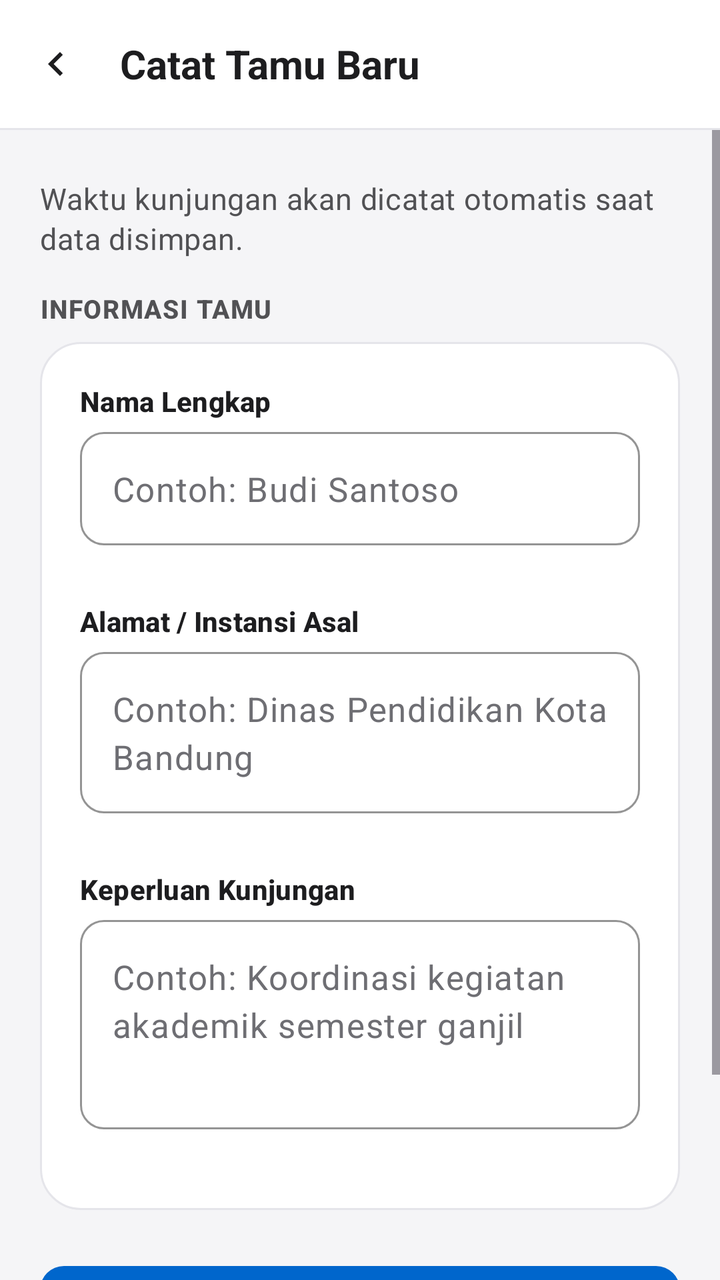
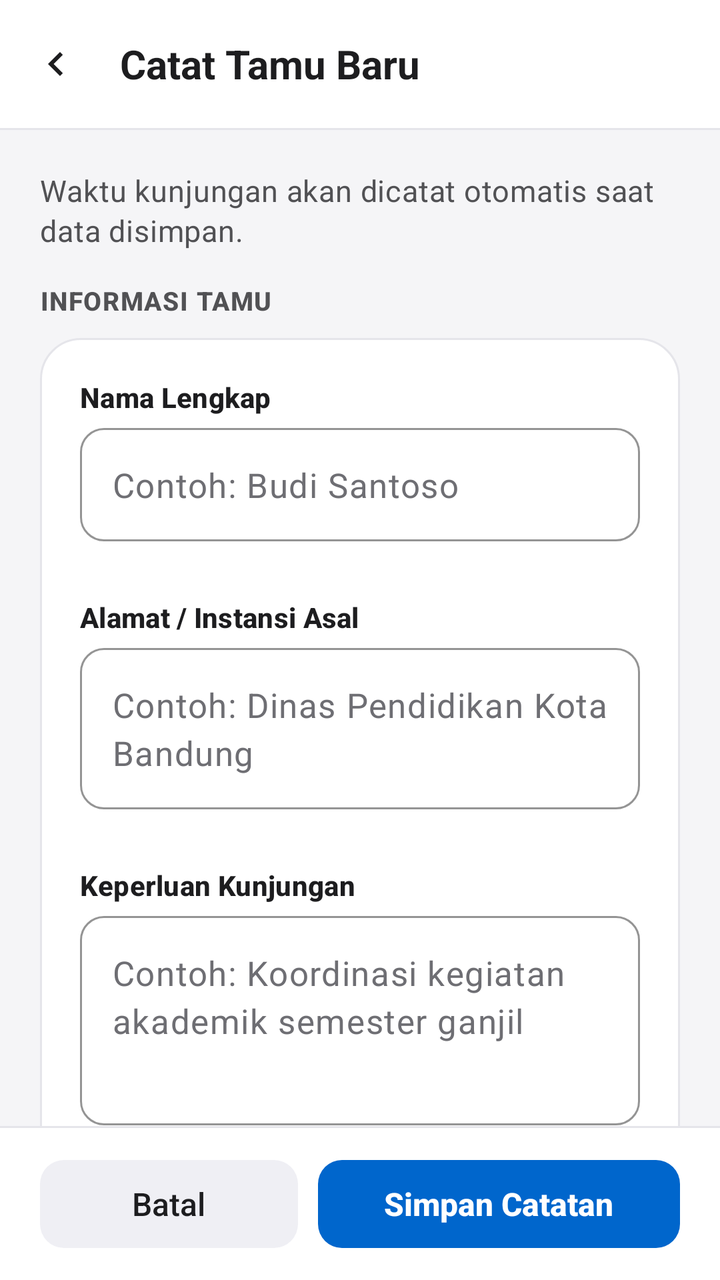

Compare the two renders of this Android layout. The source of the first and the diff that turns it into the second are given below.
<!-- AndroidManifest.xml: application theme Theme.BukuTamuDigital -->
<!-- res/layout/activity_guest_form.xml -->
<?xml version="1.0" encoding="utf-8"?>
<androidx.constraintlayout.widget.ConstraintLayout xmlns:android="http://schemas.android.com/apk/res/android"
    xmlns:app="http://schemas.android.com/apk/res-auto"
    android:layout_width="match_parent"
    android:layout_height="match_parent"
    android:background="@color/bg_canvas">

    
    <com.google.android.material.appbar.MaterialToolbar
        android:id="@+id/toolbar"
        android:layout_width="0dp"
        android:layout_height="?attr/actionBarSize"
        android:background="@color/bg_surface"
        app:layout_constraintEnd_toEndOf="parent"
        app:layout_constraintStart_toStartOf="parent"
        app:layout_constraintTop_toTopOf="parent"
        app:navigationIcon="@drawable/ic_arrow_back"
        app:title="@string/title_add_guest"
        app:titleTextAppearance="@style/TextAppearance.BukuTamu.Title"
        app:titleTextColor="@color/text_primary" />

    <View
        android:id="@+id/toolbarDivider"
        android:layout_width="0dp"
        android:layout_height="@dimen/hairline_stroke"
        android:background="@color/surface_separator"
        app:layout_constraintEnd_toEndOf="parent"
        app:layout_constraintStart_toStartOf="parent"
        app:layout_constraintTop_toBottomOf="@id/toolbar" />

    <ScrollView
        android:layout_width="0dp"
        android:layout_height="0dp"
        android:fillViewport="true"
        app:layout_constraintBottom_toBottomOf="parent"
        app:layout_constraintEnd_toEndOf="parent"
        app:layout_constraintStart_toStartOf="parent"
        app:layout_constraintTop_toBottomOf="@id/toolbarDivider">

        <androidx.constraintlayout.widget.ConstraintLayout
            android:layout_width="match_parent"
            android:layout_height="wrap_content"
            android:paddingHorizontal="@dimen/page_horizontal_padding"
            android:paddingVertical="@dimen/page_vertical_padding">

            <LinearLayout
                android:id="@+id/containerFormContent"
                android:layout_width="0dp"
                android:layout_height="wrap_content"
                android:orientation="vertical"
                app:layout_constraintEnd_toEndOf="parent"
                app:layout_constraintStart_toStartOf="parent"
                app:layout_constraintTop_toTopOf="parent"
                app:layout_constraintWidth_max="@dimen/content_max_width">

                <TextView
                    android:id="@+id/tvFormSubtitle"
                    style="@style/TextAppearance.BukuTamu.BodySecondary"
                    android:layout_width="match_parent"
                    android:layout_height="wrap_content"
                    android:layout_marginBottom="@dimen/space_4"
                    android:text="@string/subtitle_form_add" />

                
                <LinearLayout
                    android:id="@+id/layoutVisitTimeBanner"
                    android:layout_width="match_parent"
                    android:layout_height="wrap_content"
                    android:layout_marginBottom="@dimen/space_4"
                    android:background="@drawable/bg_banner_info"
                    android:gravity="center_vertical"
                    android:orientation="horizontal"
                    android:padding="12dp"
                    android:visibility="gone">

                    <ImageView
                        android:layout_width="16dp"
                        android:layout_height="16dp"
                        android:importantForAccessibility="no"
                        android:src="@drawable/ic_clock" />

                    <TextView
                        android:id="@+id/tvVisitTimeInfo"
                        android:layout_width="0dp"
                        android:layout_height="wrap_content"
                        android:layout_marginStart="8dp"
                        android:layout_weight="1"
                        android:fontFamily="sans-serif-medium"
                        android:textColor="@color/accent_text"
                        android:textSize="13sp"
                        android:textStyle="bold" />
                </LinearLayout>

                
                <LinearLayout
                    android:id="@+id/layoutFormErrorBanner"
                    android:layout_width="match_parent"
                    android:layout_height="wrap_content"
                    android:layout_marginBottom="@dimen/space_4"
                    android:background="@drawable/bg_banner_danger"
                    android:gravity="center_vertical"
                    android:orientation="horizontal"
                    android:padding="12dp"
                    android:visibility="gone">

                    <ImageView
                        android:layout_width="18dp"
                        android:layout_height="18dp"
                        android:importantForAccessibility="no"
                        android:src="@drawable/ic_info" />

                    <TextView
                        android:id="@+id/tvFormError"
                        android:layout_width="0dp"
                        android:layout_height="wrap_content"
                        android:layout_marginStart="10dp"
                        android:layout_weight="1"
                        android:textColor="@color/semantic_danger"
                        android:textSize="14sp" />
                </LinearLayout>

                <TextView
                    style="@style/TextAppearance.BukuTamu.SectionHeader"
                    android:layout_width="match_parent"
                    android:layout_height="wrap_content"
                    android:layout_marginBottom="@dimen/space_2"
                    android:text="@string/section_guest_identity" />

                
                <LinearLayout
                    android:id="@+id/panelGuestForm"
                    android:layout_width="match_parent"
                    android:layout_height="wrap_content"
                    android:background="@drawable/bg_grouped_panel"
                    android:orientation="vertical"
                    android:padding="@dimen/panel_inner_padding">

                    
                    <TextView
                        android:id="@+id/tvLabelNama"
                        style="@style/TextAppearance.BukuTamu.FieldLabel"
                        android:layout_width="match_parent"
                        android:layout_height="wrap_content"
                        android:labelFor="@id/etNama"
                        android:text="@string/label_guest_name" />

                    <com.google.android.material.textfield.TextInputLayout
                        android:id="@+id/tilNama"
                        style="@style/Widget.BukuTamu.TextInputLayout"
                        android:layout_width="match_parent"
                        android:layout_height="wrap_content"
                        android:layout_marginTop="6dp"
                        app:errorEnabled="true">

                        <com.google.android.material.textfield.TextInputEditText
                            android:id="@+id/etNama"
                            style="@style/TextAppearance.BukuTamu.BodyPrimary"
                            android:layout_width="match_parent"
                            android:layout_height="wrap_content"
                            android:hint="@string/placeholder_guest_name"
                            android:imeOptions="actionNext"
                            android:inputType="textPersonName|textCapWords"
                            android:maxLines="2"
                            android:minHeight="@dimen/touch_target_min"
                            android:textColorHint="@color/text_tertiary" />
                    </com.google.android.material.textfield.TextInputLayout>

                    
                    <TextView
                        android:id="@+id/tvLabelAlamat"
                        style="@style/TextAppearance.BukuTamu.FieldLabel"
                        android:layout_width="match_parent"
                        android:layout_height="wrap_content"
                        android:layout_marginTop="@dimen/space_2"
                        android:labelFor="@id/etAlamat"
                        android:text="@string/label_guest_address" />

                    <com.google.android.material.textfield.TextInputLayout
                        android:id="@+id/tilAlamat"
                        style="@style/Widget.BukuTamu.TextInputLayout"
                        android:layout_width="match_parent"
                        android:layout_height="wrap_content"
                        android:layout_marginTop="6dp"
                        app:errorEnabled="true">

                        <com.google.android.material.textfield.TextInputEditText
                            android:id="@+id/etAlamat"
                            style="@style/TextAppearance.BukuTamu.BodyPrimary"
                            android:layout_width="match_parent"
                            android:layout_height="wrap_content"
                            android:gravity="top|start"
                            android:hint="@string/placeholder_guest_address"
                            android:imeOptions="actionNext"
                            android:inputType="textPostalAddress|textMultiLine|textCapSentences"
                            android:maxLines="4"
                            android:minLines="2"
                            android:textColorHint="@color/text_tertiary" />
                    </com.google.android.material.textfield.TextInputLayout>

                    
                    <TextView
                        android:id="@+id/tvLabelKeperluan"
                        style="@style/TextAppearance.BukuTamu.FieldLabel"
                        android:layout_width="match_parent"
                        android:layout_height="wrap_content"
                        android:layout_marginTop="@dimen/space_2"
                        android:labelFor="@id/etKeperluan"
                        android:text="@string/label_guest_purpose" />

                    <com.google.android.material.textfield.TextInputLayout
                        android:id="@+id/tilKeperluan"
                        style="@style/Widget.BukuTamu.TextInputLayout"
                        android:layout_width="match_parent"
                        android:layout_height="wrap_content"
                        android:layout_marginTop="6dp"
                        app:errorEnabled="true">

                        <com.google.android.material.textfield.TextInputEditText
                            android:id="@+id/etKeperluan"
                            style="@style/TextAppearance.BukuTamu.BodyPrimary"
                            android:layout_width="match_parent"
                            android:layout_height="wrap_content"
                            android:gravity="top|start"
                            android:hint="@string/placeholder_guest_purpose"
                            android:imeOptions="actionDone"
                            android:inputType="textMultiLine|textCapSentences"
                            android:maxLines="5"
                            android:minLines="3"
                            android:textColorHint="@color/text_tertiary" />
                    </com.google.android.material.textfield.TextInputLayout>

                </LinearLayout>

                
                <com.google.android.material.button.MaterialButton
                    android:id="@+id/btnSave"
                    style="@style/Widget.BukuTamu.Button.Primary"
                    android:layout_width="match_parent"
                    android:layout_height="wrap_content"
                    android:layout_marginTop="@dimen/space_5"
                    android:text="@string/btn_save" />

                <com.google.android.material.button.MaterialButton
                    android:id="@+id/btnCancel"
                    style="@style/Widget.BukuTamu.Button.Secondary"
                    android:layout_width="match_parent"
                    android:layout_height="wrap_content"
                    android:layout_marginTop="@dimen/space_2"
                    android:text="@string/btn_cancel" />

                <com.google.android.material.button.MaterialButton
                    android:id="@+id/btnDeleteInForm"
                    style="@style/Widget.BukuTamu.Button.DestructiveQuiet"
                    android:layout_width="match_parent"
                    android:layout_height="wrap_content"
                    android:layout_marginTop="@dimen/space_3"
                    android:text="@string/btn_delete"
                    android:visibility="gone"
                    app:icon="@drawable/ic_delete"
                    app:iconGravity="textStart"
                    app:iconPadding="8dp"
                    app:iconTint="@color/semantic_danger" />

            </LinearLayout>

        </androidx.constraintlayout.widget.ConstraintLayout>
    </ScrollView>

</androidx.constraintlayout.widget.ConstraintLayout>
<!-- resources referenced by this layout -->
<resources>
  <color name="accent_text">#0051A8</color>
  <color name="bg_canvas">#F5F5F7</color>
  <color name="bg_surface">#FFFFFF</color>
  <color name="semantic_danger">#C4271B</color>
  <color name="surface_separator">#E5E5EA</color>
  <color name="text_primary">#1D1D1F</color>
  <color name="text_tertiary">#6E6E73</color>
  <dimen name="content_max_width">540dp</dimen>
  <dimen name="hairline_stroke">1dp</dimen>
  <dimen name="page_horizontal_padding">20dp</dimen>
  <dimen name="page_vertical_padding">24dp</dimen>
  <dimen name="panel_inner_padding">20dp</dimen>
  <dimen name="space_2">8dp</dimen>
  <dimen name="space_3">12dp</dimen>
  <dimen name="space_4">16dp</dimen>
  <dimen name="space_5">24dp</dimen>
  <dimen name="touch_target_min">48dp</dimen>
  <!-- drawable bg_banner_info (drawable) -->
  <?xml version="1.0" encoding="utf-8"?>
  <shape xmlns:android="http://schemas.android.com/apk/res/android"
      android:shape="rectangle">
      <solid android:color="@color/accent_soft" />
      <corners android:radius="@dimen/radius_control" />
  </shape>
  <string name="btn_cancel">Batal</string>
  <string name="btn_delete">Hapus Catatan Ini</string>
  <string name="btn_save">Simpan Catatan</string>
  <string name="label_guest_address">Alamat / Instansi Asal</string>
  <string name="label_guest_name">Nama Lengkap</string>
  <string name="label_guest_purpose">Keperluan Kunjungan</string>
  <string name="placeholder_guest_address">Contoh: Dinas Pendidikan Kota Bandung</string>
  <string name="placeholder_guest_name">Contoh: Budi Santoso</string>
  <string name="placeholder_guest_purpose">Contoh: Koordinasi kegiatan akademik semester ganjil</string>
  <string name="section_guest_identity">Informasi Tamu</string>
  <string name="subtitle_form_add">Waktu kunjungan akan dicatat otomatis saat data disimpan.</string>
  <string name="title_add_guest">Catat Tamu Baru</string>
  <style name="TextAppearance.BukuTamu.BodyPrimary" parent="TextAppearance.Material3.BodyLarge">
          <item name="android:fontFamily">sans-serif</item>
          <item name="android:textSize">17sp</item>
          <item name="android:textColor">@color/text_primary</item>
          <item name="android:lineSpacingMultiplier">1.25</item>
      </style>
  <style name="TextAppearance.BukuTamu.BodySecondary" parent="TextAppearance.Material3.BodyMedium">
          <item name="android:fontFamily">sans-serif</item>
          <item name="android:textSize">15sp</item>
          <item name="android:textColor">@color/text_secondary</item>
          <item name="android:lineSpacingMultiplier">1.3</item>
      </style>
  <style name="TextAppearance.BukuTamu.FieldLabel" parent="TextAppearance.Material3.LabelLarge">
          <item name="android:fontFamily">sans-serif-medium</item>
          <item name="android:textSize">14sp</item>
          <item name="android:textStyle">bold</item>
          <item name="android:textColor">@color/text_primary</item>
      </style>
  <style name="TextAppearance.BukuTamu.Title" parent="TextAppearance.Material3.TitleLarge">
          <item name="android:fontFamily">sans-serif-medium</item>
          <item name="android:textSize">20sp</item>
          <item name="android:textStyle">bold</item>
          <item name="android:textColor">@color/text_primary</item>
      </style>
  <color name="semantic_danger_soft">#FCE8E6</color>
  <dimen name="radius_control">12dp</dimen>
  <color name="semantic_danger_border">#F5C2BE</color>
  <color name="accent_soft">#E8F1FD</color>
  <dimen name="radius_panel">20dp</dimen>
  <color name="text_secondary">#515154</color>
  <dimen name="button_height_primary">52dp</dimen>
  <color name="accent_default">#0066CC</color>
  <color name="text_on_accent">#FFFFFF</color>
  <color name="bg_surface_subtle">#EFEFF4</color>
  <color name="bg_surface_elevated">#FFFFFF</color>
  <!-- unchanged entries left out for length: 13 -->
</resources>

<!-- the commit's change to res/layout/activity_guest_form.xml (unified diff, before → after) -->
@@ -1,23 +1,33 @@
 <?xml version="1.0" encoding="utf-8"?>
 <androidx.constraintlayout.widget.ConstraintLayout xmlns:android="http://schemas.android.com/apk/res/android"
     xmlns:app="http://schemas.android.com/apk/res-auto"
+    android:id="@+id/layoutFormRoot"
     android:layout_width="match_parent"
     android:layout_height="match_parent"
     android:background="@color/bg_canvas">
 
     
-    <com.google.android.material.appbar.MaterialToolbar
-        android:id="@+id/toolbar"
-        android:layout_width="0dp"
-        android:layout_height="?attr/actionBarSize"
+    <LinearLayout
+        android:id="@+id/headerContainer"
+        android:layout_width="0dp"
+        android:layout_height="wrap_content"
         android:background="@color/bg_surface"
+        android:orientation="vertical"
         app:layout_constraintEnd_toEndOf="parent"
         app:layout_constraintStart_toStartOf="parent"
-        app:layout_constraintTop_toTopOf="parent"
-        app:navigationIcon="@drawable/ic_arrow_back"
-        app:title="@string/title_add_guest"
-        app:titleTextAppearance="@style/TextAppearance.BukuTamu.Title"
-        app:titleTextColor="@color/text_primary" />
+        app:layout_constraintTop_toTopOf="parent">
+
+        <com.google.android.material.appbar.MaterialToolbar
+            android:id="@+id/toolbar"
+            android:layout_width="match_parent"
+            android:layout_height="?attr/actionBarSize"
+            android:background="@color/bg_surface"
+            app:navigationIcon="@drawable/ic_arrow_back"
+            app:title="@string/title_add_guest"
+            app:titleTextAppearance="@style/TextAppearance.BukuTamu.Title"
+            app:titleTextColor="@color/text_primary" />
+
+    </LinearLayout>
 
     <View
         android:id="@+id/toolbarDivider"
@@ -26,13 +36,16 @@
         android:background="@color/surface_separator"
         app:layout_constraintEnd_toEndOf="parent"
         app:layout_constraintStart_toStartOf="parent"
-        app:layout_constraintTop_toBottomOf="@id/toolbar" />
-
-    <ScrollView
+        app:layout_constraintTop_toBottomOf="@id/headerContainer" />
+
+    
+    <androidx.core.widget.NestedScrollView
+        android:id="@+id/scrollForm"
         android:layout_width="0dp"
         android:layout_height="0dp"
+        android:clipToPadding="false"
         android:fillViewport="true"
-        app:layout_constraintBottom_toBottomOf="parent"
+        app:layout_constraintBottom_toTopOf="@id/bottomFormDivider"
         app:layout_constraintEnd_toEndOf="parent"
         app:layout_constraintStart_toStartOf="parent"
         app:layout_constraintTop_toBottomOf="@id/toolbarDivider">
@@ -41,7 +54,7 @@
             android:layout_width="match_parent"
             android:layout_height="wrap_content"
             android:paddingHorizontal="@dimen/page_horizontal_padding"
-            android:paddingVertical="@dimen/page_vertical_padding">
+            android:paddingVertical="20dp">
 
             <LinearLayout
                 android:id="@+id/containerFormContent"
@@ -123,7 +136,7 @@
                     style="@style/TextAppearance.BukuTamu.SectionHeader"
                     android:layout_width="match_parent"
                     android:layout_height="wrap_content"
-                    android:layout_marginBottom="@dimen/space_2"
+                    android:layout_marginBottom="10dp"
                     android:text="@string/section_guest_identity" />
 
                 
@@ -233,27 +246,11 @@
 
                 
                 <com.google.android.material.button.MaterialButton
-                    android:id="@+id/btnSave"
-                    style="@style/Widget.BukuTamu.Button.Primary"
-                    android:layout_width="match_parent"
-                    android:layout_height="wrap_content"
-                    android:layout_marginTop="@dimen/space_5"
-                    android:text="@string/btn_save" />
-
-                <com.google.android.material.button.MaterialButton
-                    android:id="@+id/btnCancel"
-                    style="@style/Widget.BukuTamu.Button.Secondary"
-                    android:layout_width="match_parent"
-                    android:layout_height="wrap_content"
-                    android:layout_marginTop="@dimen/space_2"
-                    android:text="@string/btn_cancel" />
-
-                <com.google.android.material.button.MaterialButton
                     android:id="@+id/btnDeleteInForm"
                     style="@style/Widget.BukuTamu.Button.DestructiveQuiet"
                     android:layout_width="match_parent"
                     android:layout_height="wrap_content"
-                    android:layout_marginTop="@dimen/space_3"
+                    android:layout_marginTop="@dimen/space_4"
                     android:text="@string/btn_delete"
                     android:visibility="gone"
                     app:icon="@drawable/ic_delete"
@@ -264,6 +261,49 @@
             </LinearLayout>
 
         </androidx.constraintlayout.widget.ConstraintLayout>
-    </ScrollView>
+    </androidx.core.widget.NestedScrollView>
+
+    
+    <View
+        android:id="@+id/bottomFormDivider"
+        android:layout_width="0dp"
+        android:layout_height="@dimen/hairline_stroke"
+        android:background="@color/surface_separator"
+        app:layout_constraintBottom_toTopOf="@id/bottomFormBar"
+        app:layout_constraintEnd_toEndOf="parent"
+        app:layout_constraintStart_toStartOf="parent" />
+
+    <LinearLayout
+        android:id="@+id/bottomFormBar"
+        android:layout_width="0dp"
+        android:layout_height="wrap_content"
+        android:background="@color/bg_surface"
+        android:gravity="center_vertical"
+        android:orientation="horizontal"
+        android:paddingHorizontal="@dimen/page_horizontal_padding"
+        android:paddingTop="12dp"
+        android:paddingBottom="12dp"
+        app:layout_constraintBottom_toBottomOf="parent"
+        app:layout_constraintEnd_toEndOf="parent"
+        app:layout_constraintStart_toStartOf="parent">
+
+        <com.google.android.material.button.MaterialButton
+            android:id="@+id/btnCancel"
+            style="@style/Widget.BukuTamu.Button.Secondary"
+            android:layout_width="0dp"
+            android:layout_height="wrap_content"
+            android:layout_marginEnd="10dp"
+            android:layout_weight="1"
+            android:text="@string/btn_cancel" />
+
+        <com.google.android.material.button.MaterialButton
+            android:id="@+id/btnSave"
+            style="@style/Widget.BukuTamu.Button.Primary"
+            android:layout_width="0dp"
+            android:layout_height="wrap_content"
+            android:layout_weight="1.4"
+            android:text="@string/btn_save" />
+
+    </LinearLayout>
 
 </androidx.constraintlayout.widget.ConstraintLayout>
<!-- resource entries referenced after the edit -->
@@ -10,12 +10,9 @@
   <dimen name="content_max_width">540dp</dimen>
   <dimen name="hairline_stroke">1dp</dimen>
   <dimen name="page_horizontal_padding">20dp</dimen>
-  <dimen name="page_vertical_padding">24dp</dimen>
   <dimen name="panel_inner_padding">20dp</dimen>
   <dimen name="space_2">8dp</dimen>
-  <dimen name="space_3">12dp</dimen>
   <dimen name="space_4">16dp</dimen>
-  <dimen name="space_5">24dp</dimen>
   <dimen name="touch_target_min">48dp</dimen>
   <!-- drawable bg_banner_info (drawable) -->
   <?xml version="1.0" encoding="utf-8"?>
